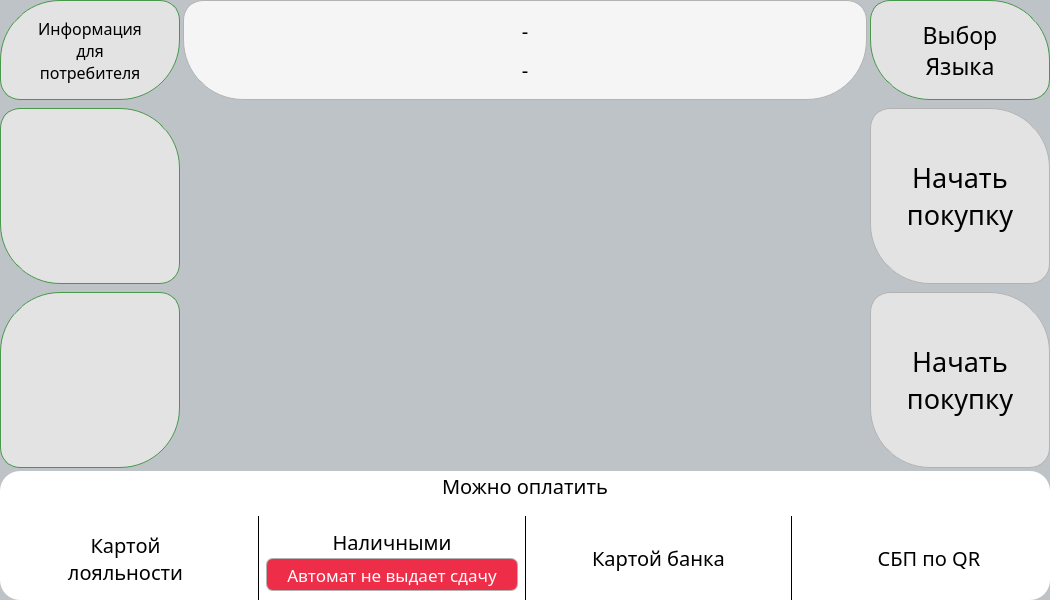
Old version of the form services/gui/resources/ui_interface/waiting_window.ui in the repository dmitriymikryukov/vodobox-pro.
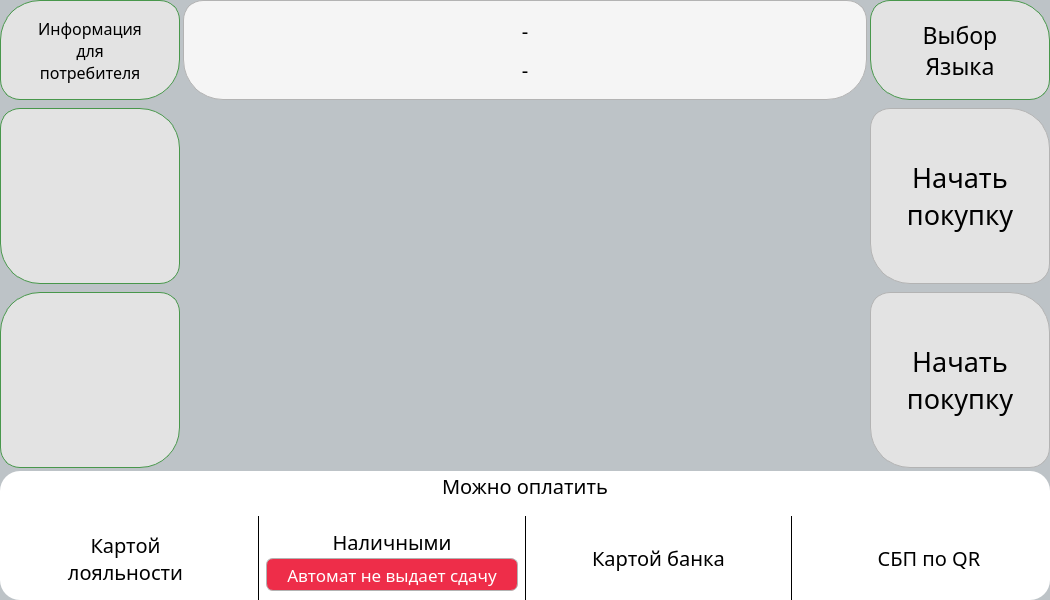
New version of the form. The open tabs and pages were chosen to show the change.

Commit message: update borders in waiting window

Patch:
```diff
--- a/services/gui/resources/ui_interface/waiting_window.ui
+++ b/services/gui/resources/ui_interface/waiting_window.ui
@@ -595,8 +595,8 @@
 color: rgb(0, 0, 0);
 background-color:rgb(227, 227, 227);
 border-top-right-radius: 20px;
-border-bottom-right-radius: 60px;
-border-top-left-radius: 60px;
+border-bottom-right-radius: 40px;
+border-top-left-radius: 40px;
 border-bottom-left-radius: 20px;
 border: 1px solid #48974B;
 }
@@ -748,10 +748,10 @@
                    <string notr="true">color: rgb(0, 0, 0);
 border: 1px solid #48974B;
 background-color:rgb(227, 227, 227);
-border-top-right-radius: 60px;
+border-top-right-radius: 40px;
 border-bottom-right-radius: 20px;
 border-top-left-radius: 20px;
-border-bottom-left-radius: 60px;</string>
+border-bottom-left-radius: 40px;</string>
                   </property>
                   <property name="text">
                    <string/>
@@ -902,8 +902,8 @@
 border: 1px solid #48974B;
 background-color:rgb(227, 227, 227);
 border-top-right-radius: 20px;
-border-bottom-right-radius: 60px;
-border-top-left-radius: 60px;
+border-bottom-right-radius: 40px;
+border-top-left-radius: 40px;
 border-bottom-left-radius: 20px;</string>
                   </property>
                   <property name="text">
@@ -1081,8 +1081,8 @@
             background-color: rgb(245, 245, 245);
             border-top-right-radius: 20px;
             border-top-left-radius: 20px;
-            border-bottom-right-radius: 60px;
-            border-bottom-left-radius: 60px;
+            border-bottom-right-radius: 40px;
+            border-bottom-left-radius: 40px;
             border: 1px solid #B3B3B3;
         }</string>
                  </property>
@@ -1788,10 +1788,10 @@
                    <string notr="true">QPushButton {
 color: rgb(0, 0, 0);
 background-color:rgb(227, 227, 227);
-border-top-right-radius: 60px;
+border-top-right-radius: 40px;
 border-top-left-radius: 20px;
 border-bottom-right-radius: 20px;
-border-bottom-left-radius: 60px;
+border-bottom-left-radius: 40px;
 border: 1px solid #48974B;
 }
 
@@ -2005,10 +2005,10 @@
                   <property name="styleSheet">
                    <string notr="true">color: rgb(0, 0, 0);
 background-color: rgb(227, 227, 227);
-border-top-right-radius: 60px;
+border-top-right-radius: 40px;
 border-bottom-right-radius: 20px;
 border-top-left-radius: 20px;
-border-bottom-left-radius: 60px;
+border-bottom-left-radius: 40px;
 border: 1px solid #B3B3B3;</string>
                   </property>
                   <property name="text">
@@ -2091,10 +2091,10 @@
                   <property name="styleSheet">
                    <string notr="true">color: rgb(0, 0, 0);
 background-color: rgb(227, 227, 227);
-border-top-right-radius: 60px;
+border-top-right-radius: 40px;
 border-bottom-right-radius: 20px;
 border-top-left-radius: 20px;
-border-bottom-left-radius: 60px;
+border-bottom-left-radius: 40px;
 border: 1px solid #B3B3B3;</string>
                   </property>
                   <property name="text">
```
The commit also changes 1 other file.
